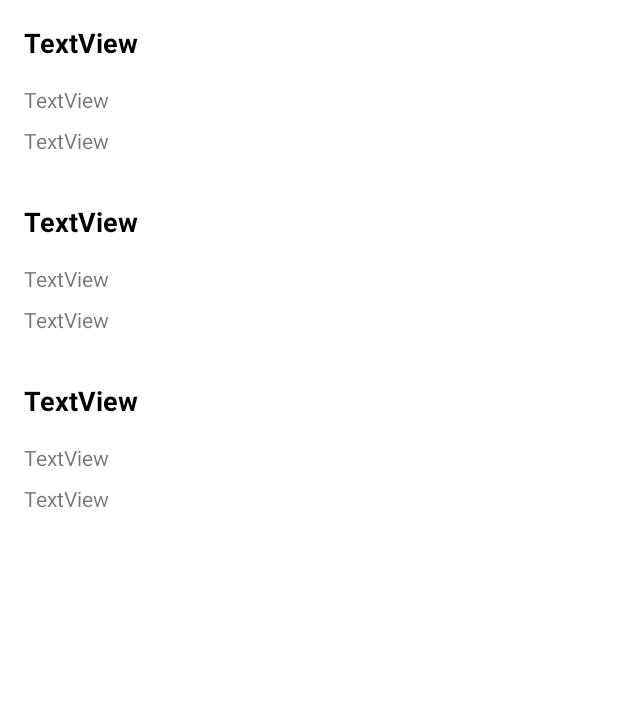
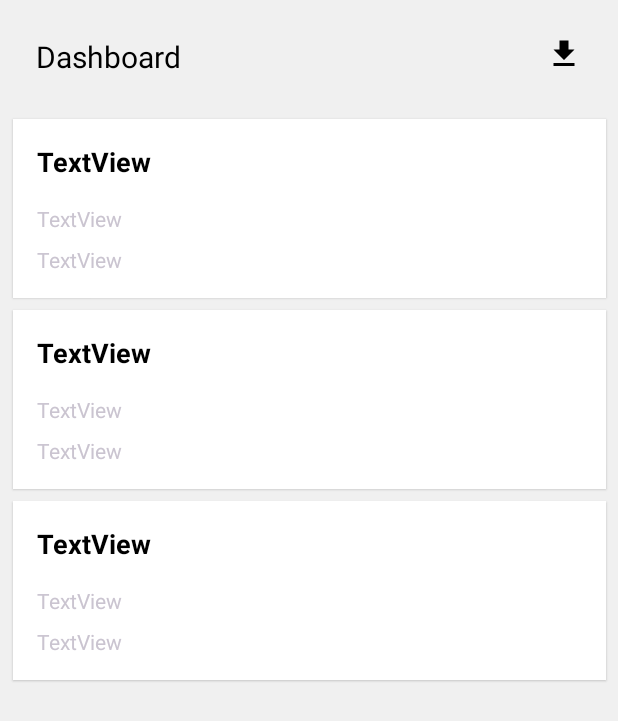
Before and after one commit to shubham0204/OCMS, an Android app: the layout activity_main.xml on its own in the app's theme, with its tools: preview values and no code run, on a phone screen of 412 x 824 dp. Shown: the top 721 px of the screen. Run offline under Robolectric (Android 15) with nearby library versions, the phone set to English and light mode, and no system bars.

Commit message:
Added onScreenStatus to exported report

```diff
--- /dev/null
+++ b/app/src/main/res/drawable/download_report_24_dark.xml
@@ -0,0 +1,5 @@
+<vector android:height="24dp" android:tint="#000000"
+    android:viewportHeight="24" android:viewportWidth="24"
+    android:width="24dp" xmlns:android="http://schemas.android.com/apk/res/android">
+    <path android:fillColor="@android:color/white" android:pathData="M19,9h-4V3H9v6H5l7,7 7,-7zM5,18v2h14v-2H5z"/>
+</vector>
--- a/app/src/main/res/layout/activity_main.xml
+++ b/app/src/main/res/layout/activity_main.xml
@@ -4,16 +4,41 @@
     xmlns:tools="http://schemas.android.com/tools"
     android:layout_width="match_parent"
     android:layout_height="match_parent"
+    android:background="@color/color_background"
     tools:context=".MainActivity">
 
 
     <androidx.recyclerview.widget.RecyclerView
         android:id="@+id/recyclerview"
-        android:layout_width="0dp"
+        android:layout_width="411dp"
         android:layout_height="0dp"
+        android:layout_marginTop="24dp"
         app:layout_constraintBottom_toBottomOf="parent"
         app:layout_constraintEnd_toEndOf="parent"
         app:layout_constraintStart_toStartOf="parent"
+        app:layout_constraintTop_toBottomOf="@+id/textView"
+        tools:listitem="@layout/student_stats_item_layout" />
+
+    <TextView
+        android:id="@+id/textView"
+        android:layout_width="wrap_content"
+        android:layout_height="wrap_content"
+        android:layout_marginStart="24dp"
+        android:layout_marginTop="24dp"
+        android:text="Dashboard"
+        android:textColor="@color/black"
+        android:textSize="20sp"
+        app:layout_constraintStart_toStartOf="parent"
+        app:layout_constraintTop_toTopOf="parent" />
+
+    <ImageButton
+        android:id="@+id/download_report_button"
+        android:layout_width="wrap_content"
+        android:layout_height="wrap_content"
+        android:layout_marginTop="24dp"
+        android:layout_marginEnd="24dp"
+        android:background="?attr/selectableItemBackground"
+        app:layout_constraintEnd_toEndOf="parent"
         app:layout_constraintTop_toTopOf="parent"
-        tools:listitem="@layout/student_stats_item_layout" />
+        app:srcCompat="@drawable/download_report_24_dark" />
 </androidx.constraintlayout.widget.ConstraintLayout>
--- a/app/src/main/res/layout/student_stats_item_layout.xml
+++ b/app/src/main/res/layout/student_stats_item_layout.xml
@@ -2,9 +2,26 @@
 <androidx.constraintlayout.widget.ConstraintLayout xmlns:android="http://schemas.android.com/apk/res/android"
     xmlns:app="http://schemas.android.com/apk/res-auto"
     xmlns:tools="http://schemas.android.com/tools"
+    android:layout_width="match_parent"
+    android:layout_height="wrap_content"
+    android:background="@color/color_background">
+
+    <androidx.constraintlayout.widget.ConstraintLayout
         android:id="@+id/student_stats_constraint_layout"
         android:layout_width="match_parent"
-    android:layout_height="wrap_content">
+        android:layout_height="match_parent"
+        android:layout_marginStart="8dp"
+        android:layout_marginTop="4dp"
+        android:clickable="true"
+        android:layout_marginEnd="8dp"
+        android:layout_marginBottom="4dp"
+        android:background="@color/white"
+        android:elevation="1dp"
+        app:layout_constraintBottom_toBottomOf="parent"
+        app:layout_constraintEnd_toEndOf="parent"
+        app:layout_constraintStart_toStartOf="parent"
+        app:layout_constraintTop_toTopOf="parent"
+        android:focusable="true">
 
         <TextView
             android:id="@+id/student_stats_name"
@@ -46,4 +63,8 @@
             app:layout_constraintEnd_toEndOf="parent"
             app:layout_constraintStart_toStartOf="parent"
             app:layout_constraintTop_toBottomOf="@+id/student_stats_app_on_screen" />
+
+
     </androidx.constraintlayout.widget.ConstraintLayout>
+
+</androidx.constraintlayout.widget.ConstraintLayout>
--- a/app/src/main/res/values-night/themes.xml
+++ b/app/src/main/res/values-night/themes.xml
@@ -1,6 +1,6 @@
 <resources xmlns:tools="http://schemas.android.com/tools">
     <!-- Base application theme. -->
-    <style name="Theme.OCMSDashboard" parent="Theme.MaterialComponents.DayNight.DarkActionBar">
+    <style name="Theme.OCMSDashboard" parent="Theme.Material3.DayNight.NoActionBar">
         <!-- Primary brand color. -->
         <item name="colorPrimary">@color/purple_200</item>
         <item name="colorPrimaryVariant">@color/purple_700</item>
--- a/app/src/main/res/values/colors.xml
+++ b/app/src/main/res/values/colors.xml
@@ -7,4 +7,6 @@
     <color name="teal_700">#FF018786</color>
     <color name="black">#FF000000</color>
     <color name="white">#FFFFFFFF</color>
+
+    <color name="color_background">#F0F0F0</color>
 </resources>
--- a/app/src/main/res/values/themes.xml
+++ b/app/src/main/res/values/themes.xml
@@ -1,6 +1,6 @@
 <resources xmlns:tools="http://schemas.android.com/tools">
     <!-- Base application theme. -->
-    <style name="Theme.OCMSDashboard" parent="Theme.MaterialComponents.DayNight.DarkActionBar">
+    <style name="Theme.OCMSDashboard" parent="Theme.Material3.Dark.NoActionBar">
         <!-- Primary brand color. -->
         <item name="colorPrimary">@color/purple_500</item>
         <item name="colorPrimaryVariant">@color/purple_700</item>
```
Also changed, not shown: app/src/main/java/com/shubham0204/ocmsdashboard/MainActivity.kt (+69 -36 lines), app/src/main/java/com/shubham0204/ocmsdashboard/StudentStatsAdapter.kt (+60 -12 lines). Lines whose indentation alone changed are shown as unchanged.
